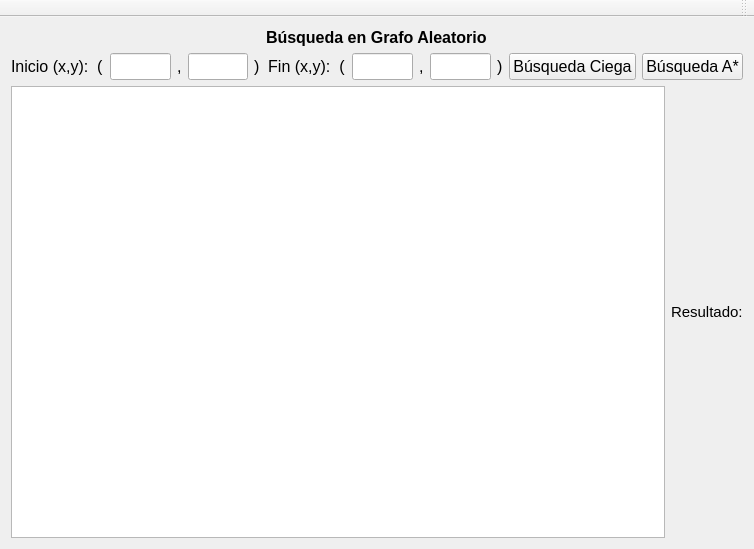
The window that Grafo/mainwindow.ui (nashvent/grafo) describes before a commit, drawn with Qt 5.
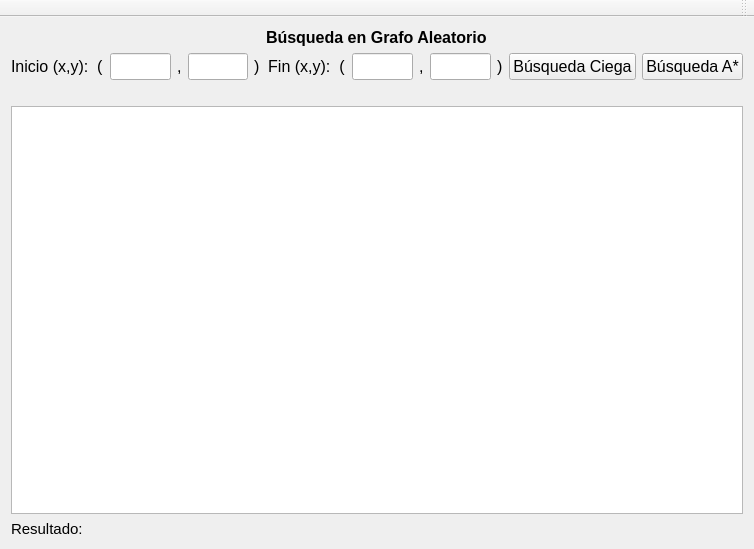
The same window after the commit.

What changed in the file:
```diff
--- a/Grafo/mainwindow.ui
+++ b/Grafo/mainwindow.ui
@@ -157,9 +157,9 @@
      </layout>
     </item>
     <item>
-     <layout class="QHBoxLayout" name="horizontalLayout_2">
+     <layout class="QVBoxLayout" name="verticalLayout_3">
       <property name="topMargin">
-       <number>0</number>
+       <number>20</number>
       </property>
       <item>
        <widget class="QGraphicsView" name="graphicsView">
```
